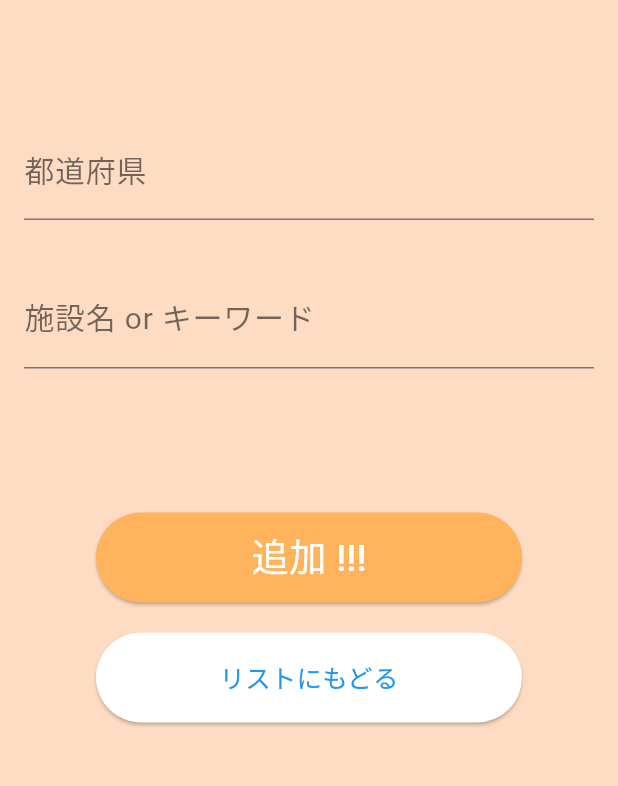
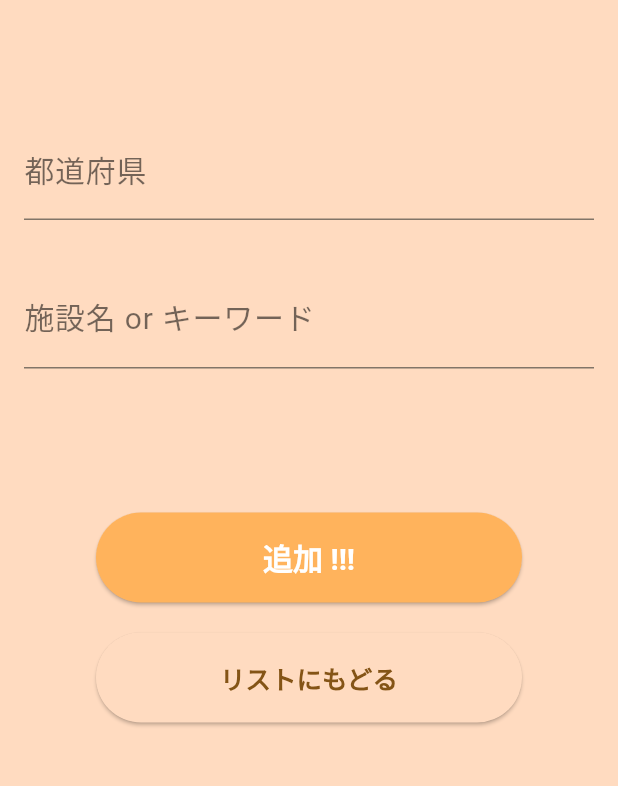
Before and after one commit to ShoFuku0123/ikitaiMemo_project, a Flutter app: the screen it shows after launch, after a tap on the "add" icon, on a phone screen of 412 x 824 dp, the part 113-899 px from its top. Run offline on Flutter 3.47's test engine with Material 3 defaults, Android fonts, the phone set to English and light mode, and no system bars; our stand-ins replace google_fonts, sqflite; accounts and stored records are empty.

Commit message:
feat: アプリ全体のテーマ設定を導入し、各ページの背景色やボタンのスタイルをテーマから適用するように変更

```diff
--- a/ikitai_memo_project/lib/add_page.dart
+++ b/ikitai_memo_project/lib/add_page.dart
@@ -37,7 +37,7 @@ class _AddPageState extends State<AddPage> {
         centerTitle: true,
       ),
       // バックグラウンドカラー
-      backgroundColor: Color.fromARGB(255, 253, 220, 195),
+      // backgroundColor はテーマから自動適用
       body: Container(
         child: Form(
           key: formKey,
@@ -152,14 +152,8 @@ class _AddPageState extends State<AddPage> {
                       formKey.currentState?.reset();
                     }
                   },
-                  child: Text(
-                    '追加 !!!',
-                    style: TextStyle(
-                      fontSize: 25,
-                      color: Colors.white
-                    ),
-                  ),
-                  style: ElevatedButton.styleFrom(backgroundColor: const Color.fromARGB(255, 255, 179, 92)),
+                  child: const Text('追加 !!!'),
+                  // style はテーマの elevatedButtonTheme から適用されるため削除
                 ),
               ),
               const SizedBox(height: 4.0),
@@ -176,10 +170,12 @@ class _AddPageState extends State<AddPage> {
                     'リストにもどる',
                     style: TextStyle(
                       fontSize: 17,
-                      color: Colors.blue,
+                      color: Theme.of(context).colorScheme.primary,
                     ),
                   ),
-                  style: ElevatedButton.styleFrom(backgroundColor: const Color.fromARGB(255, 255, 255, 255)),
+                  style: ElevatedButton.styleFrom(
+                    backgroundColor: Theme.of(context).colorScheme.surface,
+                  ),
                 ),
               ),
             ],
--- a/ikitai_memo_project/lib/list_page.dart
+++ b/ikitai_memo_project/lib/list_page.dart
@@ -76,13 +76,13 @@ class _ListPageState extends State<ListPage> {
         ),
         centerTitle: true,
       ),
-      backgroundColor: Color.fromARGB(255, 255, 219, 192),
+      // backgroundColor はテーマの scaffoldBackgroundColor が適用されるため削除
       body: Column(
         children: [
           // 都道府県フィルタリング用ドロップダウン
           Container(
-            color: Color.fromARGB(159, 255, 187, 113),
-            padding: const EdgeInsets.fromLTRB(30.0, 0, 280.0, 8.0),
+            color: Theme.of(context).colorScheme.primaryContainer.withOpacity(0.6),
+            padding: const EdgeInsets.symmetric(horizontal: 30.0, vertical: 8.0),
             child: DropdownButton<String>(
               underline: Container(
                 height: 1.0,
--- a/ikitai_memo_project/lib/main.dart
+++ b/ikitai_memo_project/lib/main.dart
@@ -18,6 +18,26 @@ class MyApp extends StatelessWidget {
   Widget build(BuildContext context) {
     return MaterialApp(
       title: 'Ikitai Memo App',
+      theme: ThemeData(
+        useMaterial3: true,
+        colorScheme: ColorScheme.fromSeed(
+          seedColor: const Color.fromARGB(255, 255, 179, 92),
+          surface: const Color.fromARGB(255, 255, 219, 192),
+        ),
+        scaffoldBackgroundColor: const Color.fromARGB(255, 255, 219, 192),
+        appBarTheme: const AppBarTheme(
+          backgroundColor: Colors.transparent,
+          centerTitle: true,
+          toolbarHeight: 75,
+        ),
+        elevatedButtonTheme: ElevatedButtonThemeData(
+          style: ElevatedButton.styleFrom(
+            backgroundColor: const Color.fromARGB(255, 255, 179, 92),
+            foregroundColor: Colors.white,
+            textStyle: const TextStyle(fontSize: 20, fontWeight: FontWeight.bold),
+          ),
+        ),
+      ),
       home: ListPage(),
     );
   }
```
